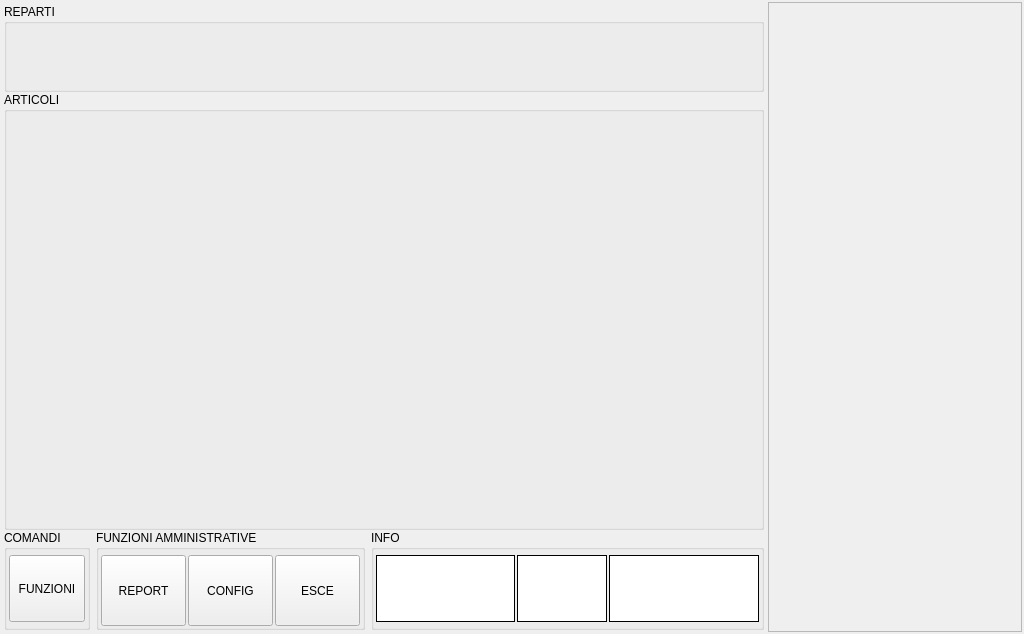
Qt form src/mainwindow.ui (mtonin/gestcassa) before a commit.
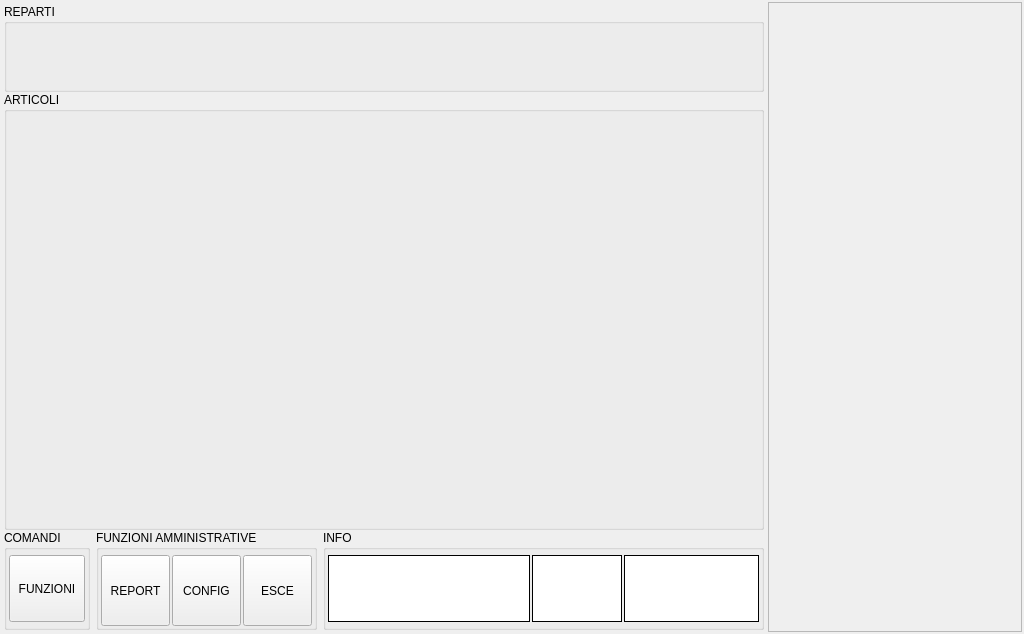
The same form after that commit. Icons and pictures are not drawn.

Commit message: - ottimizzazione larghezza info boxes

```diff
--- a/src/mainwindow.ui
+++ b/src/mainwindow.ui
@@ -207,6 +207,12 @@
          </item>
          <item>
           <widget class="QGroupBox" name="adminFunctBox">
+           <property name="sizePolicy">
+            <sizepolicy hsizetype="MinimumExpanding" vsizetype="Preferred">
+             <horstretch>0</horstretch>
+             <verstretch>0</verstretch>
+            </sizepolicy>
+           </property>
            <property name="maximumSize">
             <size>
              <width>16777215</width>
@@ -242,10 +248,16 @@
               </property>
               <property name="minimumSize">
                <size>
-                <width>85</width>
+                <width>69</width>
                 <height>71</height>
                </size>
               </property>
+              <property name="maximumSize">
+               <size>
+                <width>100</width>
+                <height>100</height>
+               </size>
+              </property>
               <property name="text">
                <string>REPORT</string>
               </property>
@@ -277,10 +289,16 @@
               </property>
               <property name="minimumSize">
                <size>
-                <width>85</width>
+                <width>69</width>
                 <height>71</height>
                </size>
               </property>
+              <property name="maximumSize">
+               <size>
+                <width>100</width>
+                <height>100</height>
+               </size>
+              </property>
               <property name="text">
                <string>CONFIG</string>
               </property>
@@ -312,10 +330,16 @@
               </property>
               <property name="minimumSize">
                <size>
-                <width>85</width>
+                <width>69</width>
                 <height>71</height>
                </size>
               </property>
+              <property name="maximumSize">
+               <size>
+                <width>100</width>
+                <height>100</height>
+               </size>
+              </property>
               <property name="text">
                <string>ESCE</string>
               </property>
@@ -343,7 +367,7 @@
          <item>
           <widget class="QGroupBox" name="infoBox">
            <property name="sizePolicy">
-            <sizepolicy hsizetype="Preferred" vsizetype="Preferred">
+            <sizepolicy hsizetype="MinimumExpanding" vsizetype="Preferred">
              <horstretch>3</horstretch>
              <verstretch>1</verstretch>
             </sizepolicy>
@@ -357,7 +381,7 @@
            <property name="title">
             <string>INFO</string>
            </property>
-           <layout class="QHBoxLayout" name="horizontalLayout_4">
+           <layout class="QHBoxLayout" name="horizontalLayout_4" stretch="3,1,2">
             <property name="spacing">
              <number>2</number>
             </property>
@@ -376,11 +400,17 @@
             <item>
              <widget class="QLabel" name="messaggiArea">
               <property name="sizePolicy">
-               <sizepolicy hsizetype="Preferred" vsizetype="Preferred">
-                <horstretch>1</horstretch>
+               <sizepolicy hsizetype="Expanding" vsizetype="Preferred">
+                <horstretch>0</horstretch>
                 <verstretch>0</verstretch>
                </sizepolicy>
               </property>
+              <property name="minimumSize">
+               <size>
+                <width>90</width>
+                <height>0</height>
+               </size>
+              </property>
               <property name="font">
                <font>
                 <pointsize>14</pointsize>
@@ -412,7 +442,7 @@
             <item>
              <widget class="QFrame" name="clockFrame">
               <property name="sizePolicy">
-               <sizepolicy hsizetype="Preferred" vsizetype="Expanding">
+               <sizepolicy hsizetype="Expanding" vsizetype="Preferred">
                 <horstretch>0</horstretch>
                 <verstretch>0</verstretch>
                </sizepolicy>
@@ -423,12 +453,6 @@
                 <height>0</height>
                </size>
               </property>
-              <property name="maximumSize">
-               <size>
-                <width>500</width>
-                <height>16777215</height>
-               </size>
-              </property>
               <property name="styleSheet">
                <string notr="true">background-color: rgb(255, 255, 255);</string>
               </property>
@@ -440,23 +464,17 @@
             <item>
              <widget class="QFrame" name="infoFrame">
               <property name="sizePolicy">
-               <sizepolicy hsizetype="Preferred" vsizetype="Expanding">
+               <sizepolicy hsizetype="Expanding" vsizetype="Preferred">
                 <horstretch>0</horstretch>
                 <verstretch>0</verstretch>
                </sizepolicy>
               </property>
               <property name="minimumSize">
                <size>
-                <width>150</width>
+                <width>90</width>
                 <height>0</height>
                </size>
               </property>
-              <property name="maximumSize">
-               <size>
-                <width>150</width>
-                <height>16777215</height>
-               </size>
-              </property>
               <property name="styleSheet">
                <string notr="true">background-color: rgb(255, 255, 255);</string>
               </property>
```
Left out of the diff: 2 changed lines with no effect on the pictures. The commit also changes 1 other file.
